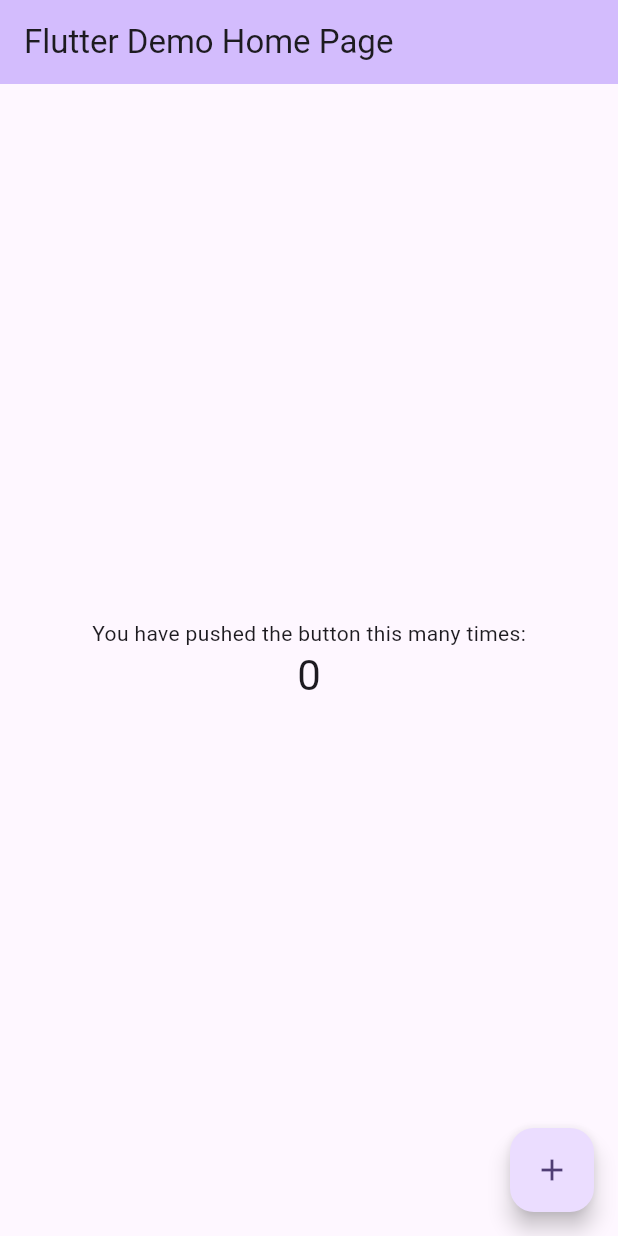
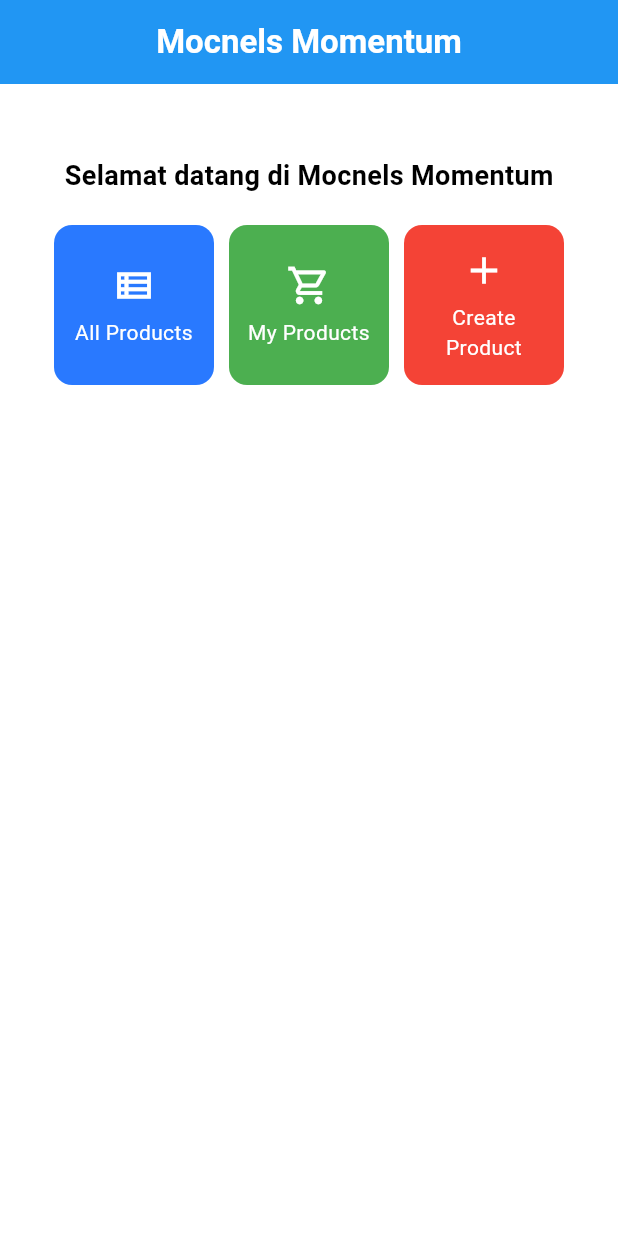
Before and after one commit to DerNiks/mocnels-momentum-mobile, a Flutter app: the screen it shows after launch, on a phone screen of 412 x 824 dp. Run offline on Flutter 3.47's test engine with Material 3 defaults, Android fonts, the phone set to English and light mode, and no system bars.

Commit message:
feat: Menyelesaikan Tugas 7

```diff
--- a/lib/main.dart
+++ b/lib/main.dart
@@ -1,4 +1,5 @@
 import 'package:flutter/material.dart';
+import 'package:mocnels_momentum/menu.dart';
 
 void main() {
   runApp(const MyApp());
@@ -28,95 +29,10 @@ class MyApp extends StatelessWidget {
         //
         // This works for code too, not just values: Most code changes can be
         // tested with just a hot reload.
-        colorScheme: ColorScheme.fromSeed(seedColor: Colors.deepPurple),
+        colorScheme: ColorScheme.fromSwatch(primarySwatch: Colors.blue)
+        .copyWith(secondary: Colors.blueAccent[400]),
       ),
-      home: const MyHomePage(title: 'Flutter Demo Home Page'),
+      home: MyHomePage(),
     );
   }
 }
-
-class MyHomePage extends StatefulWidget {
-  const MyHomePage({super.key, required this.title});
-
-  // This widget is the home page of your application. It is stateful, meaning
-  // that it has a State object (defined below) that contains fields that affect
-  // how it looks.
-
-  // This class is the configuration for the state. It holds the values (in this
-  // case the title) provided by the parent (in this case the App widget) and
-  // used by the build method of the State. Fields in a Widget subclass are
-  // always marked "final".
-
-  final String title;
-
-  @override
-  State<MyHomePage> createState() => _MyHomePageState();
-}
-
-class _MyHomePageState extends State<MyHomePage> {
-  int _counter = 0;
-
-  void _incrementCounter() {
-    setState(() {
-      // This call to setState tells the Flutter framework that something has
-      // changed in this State, which causes it to rerun the build method below
-      // so that the display can reflect the updated values. If we changed
-      // _counter without calling setState(), then the build method would not be
-      // called again, and so nothing would appear to happen.
-      _counter++;
-    });
-  }
-
-  @override
-  Widget build(BuildContext context) {
-    // This method is rerun every time setState is called, for instance as done
-    // by the _incrementCounter method above.
-    //
-    // The Flutter framework has been optimized to make rerunning build methods
-    // fast, so that you can just rebuild anything that needs updating rather
-    // than having to individually change instances of widgets.
-    return Scaffold(
-      appBar: AppBar(
-        // TRY THIS: Try changing the color here to a specific color (to
-        // Colors.amber, perhaps?) and trigger a hot reload to see the AppBar
-        // change color while the other colors stay the same.
-        backgroundColor: Theme.of(context).colorScheme.inversePrimary,
-        // Here we take the value from the MyHomePage object that was created by
-        // the App.build method, and use it to set our appbar title.
-        title: Text(widget.title),
-      ),
-      body: Center(
-        // Center is a layout widget. It takes a single child and positions it
-        // in the middle of the parent.
-        child: Column(
-          // Column is also a layout widget. It takes a list of children and
-          // arranges them vertically. By default, it sizes itself to fit its
-          // children horizontally, and tries to be as tall as its parent.
-          //
-          // Column has various properties to control how it sizes itself and
-          // how it positions its children. Here we use mainAxisAlignment to
-          // center the children vertically; the main axis here is the vertical
-          // axis because Columns are vertical (the cross axis would be
-          // horizontal).
-          //
-          // TRY THIS: Invoke "debug painting" (choose the "Toggle Debug Paint"
-          // action in the IDE, or press "p" in the console), to see the
-          // wireframe for each widget.
-          mainAxisAlignment: MainAxisAlignment.center,
-          children: <Widget>[
-            const Text('You have pushed the button this many times:'),
-            Text(
-              '$_counter',
-              style: Theme.of(context).textTheme.headlineMedium,
-            ),
-          ],
-        ),
-      ),
-      floatingActionButton: FloatingActionButton(
-        onPressed: _incrementCounter,
-        tooltip: 'Increment',
-        child: const Icon(Icons.add),
-      ), // This trailing comma makes auto-formatting nicer for build methods.
-    );
-  }
-}
--- /dev/null
+++ b/lib/menu.dart
@@ -0,0 +1,150 @@
+import 'package:flutter/material.dart';
+
+class MyHomePage extends StatelessWidget {
+    MyHomePage({super.key});
+
+    final List<ItemHomepage> items = [
+      ItemHomepage("All Products", Icons.view_list_outlined),
+      ItemHomepage("My Products", Icons.shopping_cart_outlined),
+      ItemHomepage("Create Product", Icons.add),
+    ];
+
+    @override
+    Widget build(BuildContext context) {
+    // Scaffold menyediakan struktur dasar halaman dengan AppBar dan body.
+    return Scaffold(
+      // AppBar adalah bagian atas halaman yang menampilkan judul.
+      appBar: AppBar(
+        // Judul aplikasi "Football News" dengan teks putih dan tebal.
+        centerTitle: true,
+        title: const Text(
+          'Mocnels Momentum',
+          style: TextStyle(
+            color: Colors.white,
+            fontWeight: FontWeight.bold,
+
+          ),
+        ),
+        // Warna latar belakang AppBar diambil dari skema warna tema aplikasi.
+        backgroundColor: Theme.of(context).colorScheme.primary,
+      ),
+      // Body halaman dengan padding di sekelilingnya.
+      body: Padding(
+        padding: const EdgeInsets.all(16.0),
+        // Menyusun widget secara vertikal dalam sebuah kolom.
+        child: Column(
+          crossAxisAlignment: CrossAxisAlignment.center,
+          children: [
+            // Memberikan jarak vertikal 16 unit.
+            const SizedBox(height: 16.0),
+
+            // Menempatkan widget berikutnya di tengah halaman.
+            Center(
+              child: Column(
+                // Menyusun teks dan grid item secara vertikal.
+
+                children: [
+                  // Menampilkan teks sambutan dengan gaya tebal dan ukuran 18.
+                  const Padding(
+                    padding: EdgeInsets.only(top: 16.0),
+                    child: Text(
+                      'Selamat datang di Mocnels Momentum',
+                      style: TextStyle(
+                        fontWeight: FontWeight.bold,
+                        fontSize: 18.0,
+                      ),
+                    ),
+                  ),
+
+                  // Grid untuk menampilkan ItemCard dalam bentuk grid 3 kolom.
+                  GridView.count(
+                    primary: true,
+                    padding: const EdgeInsets.all(20),
+                    crossAxisSpacing: 10,
+                    mainAxisSpacing: 10,
+                    crossAxisCount: 3,
+                    // Agar grid menyesuaikan tinggi kontennya.
+                    shrinkWrap: true,
+
+                    // Menampilkan ItemCard untuk setiap item dalam list items.
+                    children: items.map((ItemHomepage item) {
+                      return ItemCard(item);
+                    }).toList(),
+                  ),
+                ],
+              ),
+            ),
+          ],
+        ),
+      ),
+    );
+  }
+}
+
+class ItemHomepage {
+ final String name;
+ final IconData icon;
+
+ ItemHomepage(this.name, this.icon);
+}
+
+class ItemCard extends StatelessWidget {
+  // Menampilkan kartu dengan ikon dan nama.
+  final ItemHomepage item;
+
+  const ItemCard(this.item, {super.key});
+
+  @override
+  Widget build(BuildContext context) {
+      Color backgroundColor;
+      if (item.name == "My Products") {
+        backgroundColor = Colors.green;
+      } else if (item.name == "Create Product") {
+        backgroundColor = Colors.red;
+      } else {
+        backgroundColor = Theme.of(context).colorScheme.secondary;
+      }
+    return Material(
+      // Menentukan warna latar belakang dari tema aplikasi.
+      color: backgroundColor,
+      // Membuat sudut kartu melengkung.
+      borderRadius: BorderRadius.circular(12),
+
+      child: InkWell(
+        // Aksi ketika kartu ditekan.
+        onTap: () {
+          // Menampilkan pesan SnackBar saat kartu ditekan.
+          ScaffoldMessenger.of(context)
+            ..hideCurrentSnackBar()
+            ..showSnackBar(
+              SnackBar(content: Text("Kamu telah menekan tombol ${item.name}!"))
+            );
+        },
+        // Container untuk menyimpan Icon dan Text
+        child: Container(
+          padding: const EdgeInsets.all(8),
+          child: Center(
+            child: Column(
+              // Menyusun ikon dan teks di tengah kartu.
+              mainAxisAlignment: MainAxisAlignment.center,
+              children: [
+                Icon(
+                  item.icon,
+                  color: Colors.white,
+                  size: 30.0,
+                ),
+                const Padding(padding: EdgeInsets.all(3)),
+                Text(
+                  item.name,
+                  textAlign: TextAlign.center,
+                  style: const TextStyle(color: Colors.white),
+                ),
+              ],
+            ),
+          ),
+        ),
+      ),
+    );
+  }
+
+}
```
Also changed, not shown: 1 other file.
